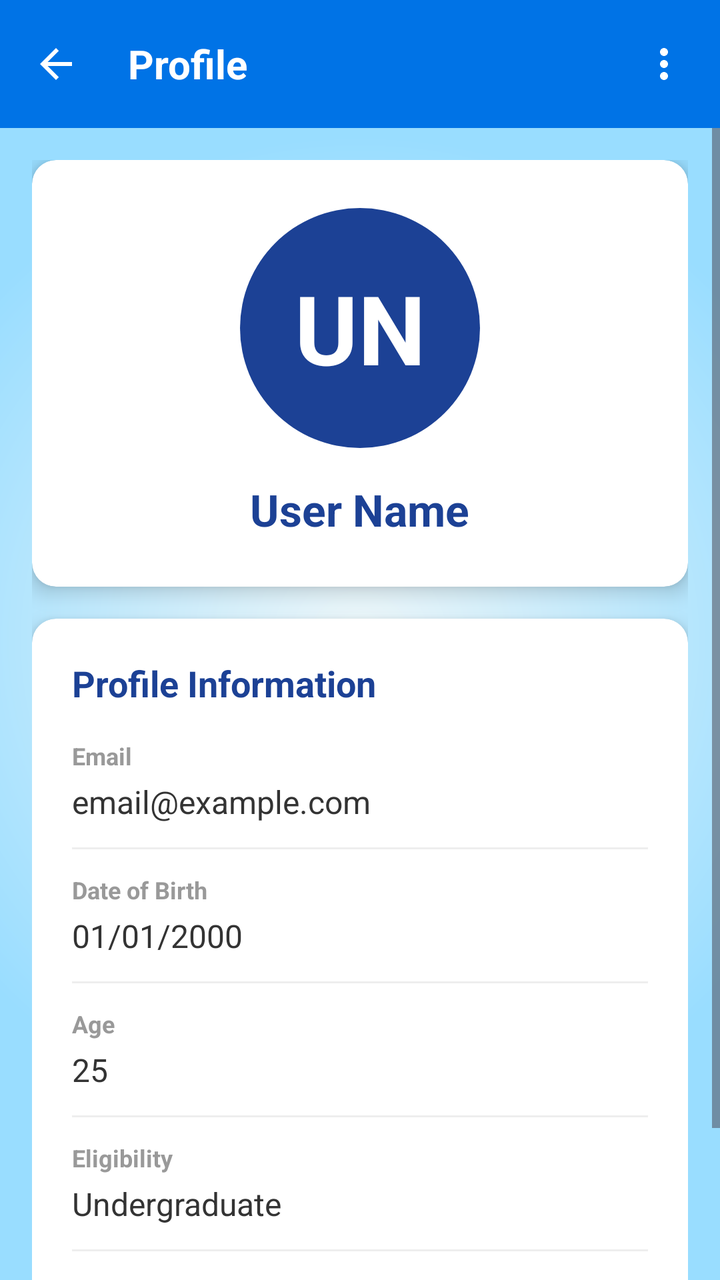
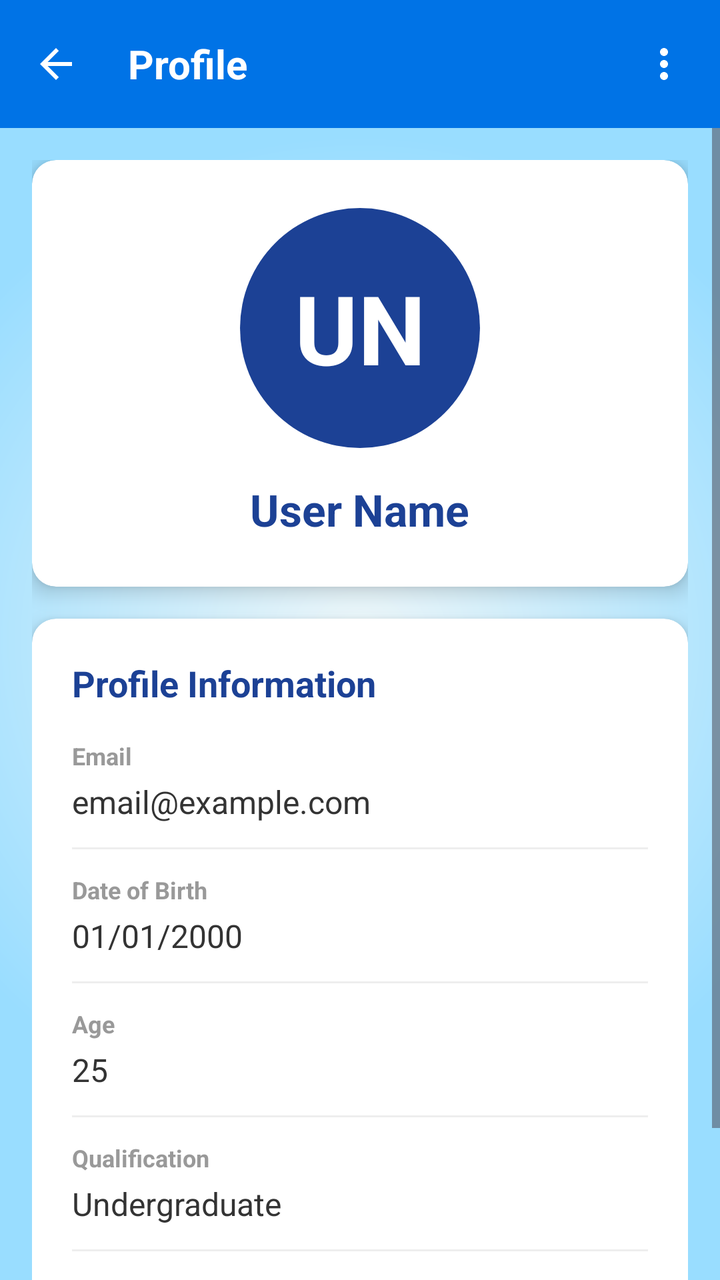

Screens rendered from an Android XML layout before and after an edit, with the pre-edit source and the edit as a unified diff.
<!-- AndroidManifest.xml: application theme Theme.AspirePath -->
<!-- res/layout/fragment_profile.xml -->
<?xml version="1.0" encoding="utf-8"?>
<LinearLayout xmlns:android="http://schemas.android.com/apk/res/android"
    xmlns:app="http://schemas.android.com/apk/res-auto"
    xmlns:tools="http://schemas.android.com/tools"
    android:layout_width="match_parent"
    android:layout_height="match_parent"
    android:orientation="vertical"
    android:background="@drawable/gradient_bg"
    tools:context=".Profile">

    
    <RelativeLayout
        android:layout_width="match_parent"
        android:layout_height="?attr/actionBarSize"
        android:paddingStart="16dp"
        android:paddingEnd="16dp"
        android:background="#0073e6">

        <ImageView
            android:id="@+id/btnBack"
            android:layout_width="24dp"
            android:layout_height="24dp"
            android:src="@drawable/ic_arrow_back"
            android:layout_centerVertical="true"
            app:tint="@android:color/white"/>

        <TextView
            android:layout_width="wrap_content"
            android:layout_height="wrap_content"
            android:text="Profile"
            android:textColor="@android:color/white"
            android:textSize="20sp"
            android:textStyle="bold"
            android:layout_centerVertical="true"
            android:layout_toEndOf="@id/btnBack"
            android:layout_marginStart="24dp"/>

        <ImageView
            android:id="@+id/btnProfileOptions"
            android:layout_width="24dp"
            android:layout_height="24dp"
            android:src="@drawable/ic_more_vert"
            android:layout_alignParentEnd="true"
            android:layout_centerVertical="true"
            app:tint="@android:color/white"/>

    </RelativeLayout>

    <ScrollView
        android:layout_width="match_parent"
        android:layout_height="0dp"
        android:layout_weight="1">

    <LinearLayout
        android:layout_width="match_parent"
        android:layout_height="wrap_content"
        android:orientation="vertical"
        android:padding="16dp">

        
        <androidx.cardview.widget.CardView
            android:layout_width="match_parent"
            android:layout_height="wrap_content"
            app:cardCornerRadius="12dp"
            app:cardElevation="6dp"
            android:layout_marginBottom="16dp">

            <LinearLayout
                android:layout_width="match_parent"
                android:layout_height="wrap_content"
                android:orientation="vertical"
                android:gravity="center"
                android:padding="24dp">

                
                <TextView
                    android:id="@+id/tvInitials"
                    android:layout_width="120dp"
                    android:layout_height="120dp"
                    android:text="UN"
                    android:textSize="48sp"
                    android:textStyle="bold"
                    android:textColor="#FFFFFF"
                    android:background="@drawable/circle_background"
                    android:gravity="center"
                    android:layout_marginBottom="16dp"/>

                <TextView
                    android:id="@+id/tvProfileName"
                    android:layout_width="wrap_content"
                    android:layout_height="wrap_content"
                    android:text="User Name"
                    android:textSize="22sp"
                    android:textStyle="bold"
                    android:textColor="@color/blue"/>
            </LinearLayout>
        </androidx.cardview.widget.CardView>

        
        <androidx.cardview.widget.CardView
            android:layout_width="match_parent"
            android:layout_height="wrap_content"
            app:cardCornerRadius="12dp"
            app:cardElevation="6dp">

            <LinearLayout
                android:layout_width="match_parent"
                android:layout_height="wrap_content"
                android:orientation="vertical"
                android:padding="20dp">

                <TextView
                    android:layout_width="wrap_content"
                    android:layout_height="wrap_content"
                    android:text="Profile Information"
                    android:textSize="18sp"
                    android:textStyle="bold"
                    android:textColor="@color/blue"
                    android:layout_marginBottom="16dp"/>

                
                <LinearLayout
                    android:layout_width="match_parent"
                    android:layout_height="wrap_content"
                    android:orientation="vertical"
                    android:layout_marginBottom="12dp">

                    <TextView
                        android:layout_width="wrap_content"
                        android:layout_height="wrap_content"
                        android:text="Email"
                        android:textSize="12sp"
                        android:textColor="#999999"
                        android:textStyle="bold"/>

                    <TextView
                        android:id="@+id/tvProfileEmail"
                        android:layout_width="wrap_content"
                        android:layout_height="wrap_content"
                        android:text="email@example.com"
                        android:textSize="16sp"
                        android:textColor="#333333"
                        android:layout_marginTop="4dp"/>
                </LinearLayout>

                <View
                    android:id="@+id/dividerDOB"
                    android:layout_width="match_parent"
                    android:layout_height="1dp"
                    android:background="#EEEEEE"
                    android:layout_marginBottom="12dp"/>

                
                <LinearLayout
                    android:id="@+id/layoutDOB"
                    android:layout_width="match_parent"
                    android:layout_height="wrap_content"
                    android:orientation="vertical"
                    android:layout_marginBottom="12dp">

                    <TextView
                        android:layout_width="wrap_content"
                        android:layout_height="wrap_content"
                        android:text="Date of Birth"
                        android:textSize="12sp"
                        android:textColor="#999999"
                        android:textStyle="bold"/>

                    <TextView
                        android:id="@+id/tvProfileDOB"
                        android:layout_width="wrap_content"
                        android:layout_height="wrap_content"
                        android:text="01/01/2000"
                        android:textSize="16sp"
                        android:textColor="#333333"
                        android:layout_marginTop="4dp"/>
                </LinearLayout>

                <View
                    android:id="@+id/dividerAge"
                    android:layout_width="match_parent"
                    android:layout_height="1dp"
                    android:background="#EEEEEE"
                    android:layout_marginBottom="12dp"/>

                
                <LinearLayout
                    android:id="@+id/layoutAge"
                    android:layout_width="match_parent"
                    android:layout_height="wrap_content"
                    android:orientation="vertical"
                    android:layout_marginBottom="12dp">

                    <TextView
                        android:layout_width="wrap_content"
                        android:layout_height="wrap_content"
                        android:text="Age"
                        android:textSize="12sp"
                        android:textColor="#999999"
                        android:textStyle="bold"/>

                    <TextView
                        android:id="@+id/tvProfileAge"
                        android:layout_width="wrap_content"
                        android:layout_height="wrap_content"
                        android:text="25"
                        android:textSize="16sp"
                        android:textColor="#333333"
                        android:layout_marginTop="4dp"/>
                </LinearLayout>

                <View
                    android:layout_width="match_parent"
                    android:layout_height="1dp"
                    android:background="#EEEEEE"
                    android:layout_marginBottom="12dp"/>

                
                <LinearLayout
                    android:layout_width="match_parent"
                    android:layout_height="wrap_content"
                    android:orientation="vertical"
                    android:layout_marginBottom="12dp">

                    <TextView
                        android:layout_width="wrap_content"
                        android:layout_height="wrap_content"
                        android:text="Eligibility"
                        android:textSize="12sp"
                        android:textColor="#999999"
                        android:textStyle="bold"/>

                    <TextView
                        android:id="@+id/tvProfileEligibility"
                        android:layout_width="wrap_content"
                        android:layout_height="wrap_content"
                        android:text="Undergraduate"
                        android:textSize="16sp"
                        android:textColor="#333333"
                        android:layout_marginTop="4dp"/>
                </LinearLayout>

                
                <LinearLayout
                    android:id="@+id/layoutStream"
                    android:layout_width="match_parent"
                    android:layout_height="wrap_content"
                    android:orientation="vertical"
                    android:layout_marginBottom="12dp">

                    <View
                        android:layout_width="match_parent"
                        android:layout_height="1dp"
                        android:background="#EEEEEE"
                        android:layout_marginBottom="12dp"/>

                    <TextView
                        android:layout_width="wrap_content"
                        android:layout_height="wrap_content"
                        android:text="Stream"
                        android:textSize="12sp"
                        android:textColor="#999999"
                        android:textStyle="bold"/>

                    <TextView
                        android:id="@+id/tvProfileStream"
                        android:layout_width="wrap_content"
                        android:layout_height="wrap_content"
                        android:text="Science"
                        android:textSize="16sp"
                        android:textColor="#333333"
                        android:layout_marginTop="4dp"/>
                </LinearLayout>

            </LinearLayout>
        </androidx.cardview.widget.CardView>

    </LinearLayout>
    </ScrollView>
</LinearLayout>
<!-- resources referenced by this layout -->
<resources>
  <color name="blue">#1C4195</color>
  <!-- drawable circle_background (drawable) -->
  <?xml version="1.0" encoding="utf-8"?>
  <shape xmlns:android="http://schemas.android.com/apk/res/android"
      android:shape="oval">
      <solid android:color="#1C4195"/>
  </shape>
  <!-- drawable gradient_bg (drawable) -->
  <?xml version="1.0" encoding="utf-8"?>
  <shape xmlns:android="http://schemas.android.com/apk/res/android"
      android:shape="rectangle">
      <gradient
          android:startColor="#edf7fa"
          android:endColor="#99ddff"
          android:gradientRadius="70%p"
          android:type="radial"
          android:centerX="0.5"
          android:centerY="0.5"
          android:dither="true" />
  </shape>
  <!-- drawable ic_arrow_back (drawable) -->
  <vector xmlns:android="http://schemas.android.com/apk/res/android"
      android:width="24dp"
      android:height="24dp"
      android:viewportWidth="24.0"
      android:viewportHeight="24.0">
      <path
          android:fillColor="#FFFFFFFF"
          android:pathData="M20,11H7.83l5.59,-5.59L12,4l-8,8 8,8 1.41,-1.41L7.83,13H20v-2z"/>
  </vector>
  <!-- drawable ic_more_vert (drawable) -->
  <vector xmlns:android="http://schemas.android.com/apk/res/android"
      android:width="24dp"
      android:height="24dp"
      android:viewportWidth="24.0"
      android:viewportHeight="24.0">
      <path
          android:fillColor="#FFFFFFFF"
          android:pathData="M12,8c1.1,0 2,-0.9 2,-2s-0.9,-2 -2,-2 -2,0.9 -2,2 0.9,2 2,2zM12,10c-1.1,0 -2,0.9 -2,2s0.9,2 2,2 2,-0.9 2,-2 -0.9,-2 -2,-2zM12,16c-1.1,0 -2,0.9 -2,2s0.9,2 2,2 2,-0.9 2,-2 -0.9,-2 -2,-2z"/>
  </vector>
  <style name="Theme.AspirePath" parent="Base.Theme.AspirePath" />
  <style name="Base.Theme.AspirePath" parent="Theme.Material3.DayNight.NoActionBar">
          
          <item name="colorPrimary">@color/blue</item>
          <item name="colorPrimaryVariant">#0073e6</item>
          <item name="colorOnPrimary">@color/white</item>
          <item name="android:statusBarColor">#0073e6</item>
          
      </style>
  <color name="white">#FFFFFFFF</color>
</resources>

<!-- the commit's change to res/layout/fragment_profile.xml (unified diff, before → after) -->
@@ -225,7 +225,7 @@
                     <TextView
                         android:layout_width="wrap_content"
                         android:layout_height="wrap_content"
-                        android:text="Eligibility"
+                        android:text="Qualification"
                         android:textSize="12sp"
                         android:textColor="#999999"
                         android:textStyle="bold"/>
